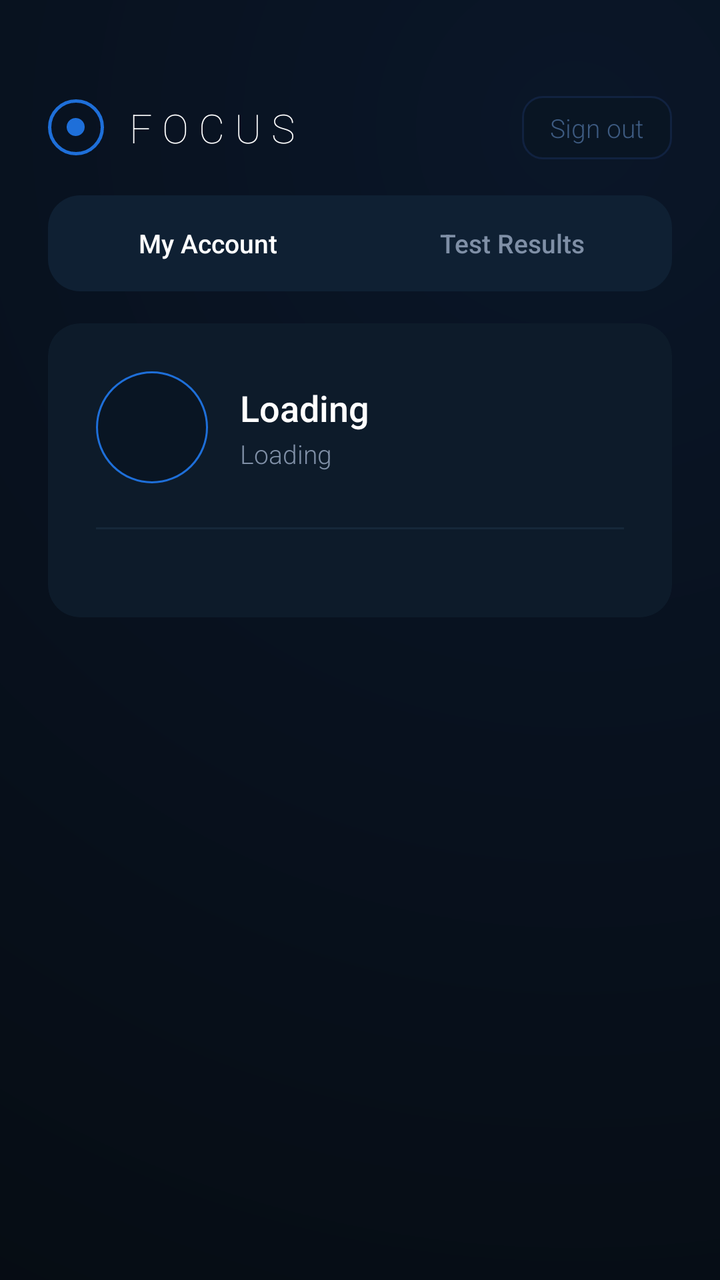
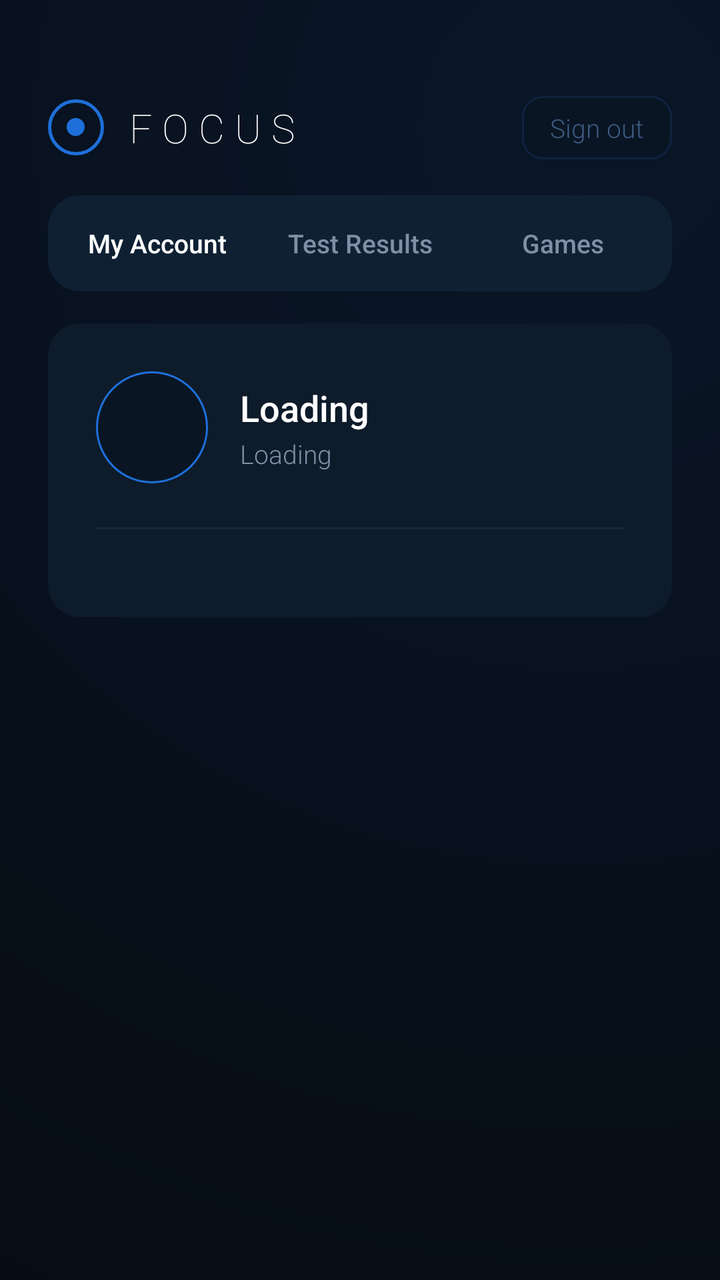

Screens rendered from an Android XML layout before and after an edit, with the pre-edit source and the edit as a unified diff.
<!-- AndroidManifest.xml: activity theme Theme.AppCompat.NoActionBar -->
<!-- res/layout/activity_main.xml -->
<?xml version="1.0" encoding="utf-8"?>
<androidx.constraintlayout.widget.ConstraintLayout
    xmlns:android="http://schemas.android.com/apk/res/android"
    xmlns:app="http://schemas.android.com/apk/res-auto"
    android:layout_width="match_parent"
    android:layout_height="match_parent"
    android:background="#050A0F">

    <View
        android:layout_width="0dp"
        android:layout_height="0dp"
        android:background="@drawable/bg_gradient_overlay"
        app:layout_constraintBottom_toBottomOf="parent"
        app:layout_constraintEnd_toEndOf="parent"
        app:layout_constraintStart_toStartOf="parent"
        app:layout_constraintTop_toTopOf="parent" />

    <LinearLayout
        android:id="@+id/brandContainer"
        android:layout_width="0dp"
        android:layout_height="wrap_content"
        android:layout_marginStart="24dp"
        android:layout_marginTop="48dp"
        android:layout_marginEnd="24dp"
        android:gravity="center_vertical"
        android:orientation="horizontal"
        app:layout_constraintEnd_toEndOf="parent"
        app:layout_constraintStart_toStartOf="parent"
        app:layout_constraintTop_toTopOf="parent">

        <FrameLayout
            android:layout_width="28dp"
            android:layout_height="28dp"
            android:layout_marginEnd="10dp">

            <View
                android:layout_width="28dp"
                android:layout_height="28dp"
                android:background="@drawable/bg_logo_ring" />

            <View
                android:layout_width="9dp"
                android:layout_height="9dp"
                android:layout_gravity="center"
                android:background="@drawable/ic_focus_dot" />
        </FrameLayout>

        <TextView
            android:layout_width="0dp"
            android:layout_height="wrap_content"
            android:layout_weight="1"
            android:fontFamily="sans-serif-thin"
            android:letterSpacing="0.25"
            android:text="FOCUS"
            android:textColor="#FFFFFF"
            android:textSize="20sp" />

        <TextView
            android:id="@+id/btnSignOut"
            android:layout_width="wrap_content"
            android:layout_height="wrap_content"
            android:background="@drawable/bg_signout_btn"
            android:fontFamily="sans-serif-light"
            android:paddingStart="14dp"
            android:paddingTop="7dp"
            android:paddingEnd="14dp"
            android:paddingBottom="7dp"
            android:text="Sign out"
            android:textColor="#3D5A80"
            android:textSize="13sp" />
    </LinearLayout>

    <LinearLayout
        android:id="@+id/tabContainer"
        android:layout_width="0dp"
        android:layout_height="48dp"
        android:layout_marginStart="24dp"
        android:layout_marginTop="18dp"
        android:layout_marginEnd="24dp"
        android:background="@drawable/bg_stat_tile"
        android:gravity="center"
        android:orientation="horizontal"
        android:padding="4dp"
        app:layout_constraintEnd_toEndOf="parent"
        app:layout_constraintStart_toStartOf="parent"
        app:layout_constraintTop_toBottomOf="@id/brandContainer">

        <TextView
            android:id="@+id/tabAccount"
            android:layout_width="0dp"
            android:layout_height="match_parent"
            android:layout_weight="1"
            android:gravity="center"
            android:text="My Account"
            android:textColor="#FFFFFF"
            android:textSize="13sp"
            android:fontFamily="sans-serif-medium" />

        <TextView
            android:id="@+id/tabTests"
            android:layout_width="0dp"
            android:layout_height="match_parent"
            android:layout_weight="1"
            android:gravity="center"
            android:text="Test Results"
            android:textColor="#7F8FA6"
            android:textSize="13sp"
            android:fontFamily="sans-serif-medium" />
    </LinearLayout>

    <ScrollView
        android:id="@+id/scrollContent"
        android:layout_width="0dp"
        android:layout_height="0dp"
        android:layout_marginTop="16dp"
        android:fillViewport="true"
        android:overScrollMode="never"
        app:layout_constraintBottom_toBottomOf="parent"
        app:layout_constraintEnd_toEndOf="parent"
        app:layout_constraintStart_toStartOf="parent"
        app:layout_constraintTop_toBottomOf="@id/tabContainer">

        <LinearLayout
            android:layout_width="match_parent"
            android:layout_height="wrap_content"
            android:orientation="vertical"
            android:paddingStart="24dp"
            android:paddingEnd="24dp"
            android:paddingBottom="32dp">

            <LinearLayout
                android:id="@+id/accountPage"
                android:layout_width="match_parent"
                android:layout_height="wrap_content"
                android:orientation="vertical">

                <androidx.cardview.widget.CardView
                    android:id="@+id/cardProfile"
                    android:layout_width="match_parent"
                    android:layout_height="wrap_content"
                    app:cardBackgroundColor="#0D1B2A"
                    app:cardCornerRadius="16dp"
                    app:cardElevation="0dp">

                    <LinearLayout
                        android:layout_width="match_parent"
                        android:layout_height="wrap_content"
                        android:orientation="vertical"
                        android:padding="24dp">

                        <LinearLayout
                            android:layout_width="match_parent"
                            android:layout_height="wrap_content"
                            android:gravity="center_vertical"
                            android:orientation="horizontal"
                            android:layout_marginBottom="22dp">

                            <FrameLayout
                                android:layout_width="56dp"
                                android:layout_height="56dp"
                                android:layout_marginEnd="16dp">

                                <View
                                    android:layout_width="56dp"
                                    android:layout_height="56dp"
                                    android:background="@drawable/bg_avatar" />

                                <TextView
                                    android:id="@+id/tvInitials"
                                    android:layout_width="wrap_content"
                                    android:layout_height="wrap_content"
                                    android:layout_gravity="center"
                                    android:fontFamily="sans-serif-medium"
                                    android:text=""
                                    android:textColor="#1E6FD9"
                                    android:textSize="20sp" />
                            </FrameLayout>

                            <LinearLayout
                                android:layout_width="0dp"
                                android:layout_height="wrap_content"
                                android:layout_weight="1"
                                android:orientation="vertical">

                                <TextView
                                    android:id="@+id/tvName"
                                    android:layout_width="wrap_content"
                                    android:layout_height="wrap_content"
                                    android:fontFamily="sans-serif-medium"
                                    android:text="Loading"
                                    android:textColor="#FFFFFF"
                                    android:textSize="18sp" />

                                <TextView
                                    android:id="@+id/tvEmail"
                                    android:layout_width="wrap_content"
                                    android:layout_height="wrap_content"
                                    android:layout_marginTop="2dp"
                                    android:fontFamily="sans-serif-light"
                                    android:text="Loading"
                                    android:textColor="#7F8FA6"
                                    android:textSize="13sp" />
                            </LinearLayout>
                        </LinearLayout>

                        <View
                            android:layout_width="match_parent"
                            android:layout_height="1dp"
                            android:layout_marginBottom="20dp"
                            android:background="#16283A" />

                        <LinearLayout
                            android:id="@+id/profileFields"
                            android:layout_width="match_parent"
                            android:layout_height="wrap_content"
                            android:orientation="vertical" />
                    </LinearLayout>
                </androidx.cardview.widget.CardView>
            </LinearLayout>

            <LinearLayout
                android:id="@+id/testsPage"
                android:layout_width="match_parent"
                android:layout_height="wrap_content"
                android:orientation="vertical"
                android:visibility="gone">

                <TextView
                    android:id="@+id/tvTestsTitle"
                    android:layout_width="wrap_content"
                    android:layout_height="wrap_content"
                    android:layout_marginBottom="12dp"
                    android:fontFamily="sans-serif-medium"
                    android:text="Test Results"
                    android:textColor="#FFFFFF"
                    android:textSize="20sp" />

                <LinearLayout
                    android:id="@+id/testResultsContainer"
                    android:layout_width="match_parent"
                    android:layout_height="wrap_content"
                    android:orientation="vertical" />
            </LinearLayout>
        </LinearLayout>
    </ScrollView>
</androidx.constraintlayout.widget.ConstraintLayout>
<!-- resources referenced by this layout -->
<resources>
  <!-- drawable bg_avatar (drawable) -->
  <?xml version="1.0" encoding="utf-8"?>
  <shape xmlns:android="http://schemas.android.com/apk/res/android"
      android:shape="oval">
      <solid android:color="#091523" />
      <stroke
          android:width="1dp"
          android:color="#1E6FD9" />
      <size android:width="56dp" android:height="56dp" />
  </shape>
  <!-- drawable bg_gradient_overlay (drawable) -->
  <shape xmlns:android="http://schemas.android.com/apk/res/android">
      <gradient
          android:type="radial"
          android:gradientRadius="800dp"
          android:centerX="0.8"
          android:centerY="0.1"
          android:startColor="#0A1628"
          android:endColor="#050A0F" />
  </shape>
  <!-- drawable bg_logo_ring (drawable) -->
  <?xml version="1.0" encoding="utf-8"?>
  <shape xmlns:android="http://schemas.android.com/apk/res/android"
      android:shape="oval">
      <solid android:color="#00000000" />
      <stroke
          android:width="1.5dp"
          android:color="#1E6FD9" />
      <size android:width="64dp" android:height="64dp" />
  </shape>
  <!-- drawable bg_signout_btn (drawable) -->
  <?xml version="1.0" encoding="utf-8"?>
  <shape xmlns:android="http://schemas.android.com/apk/res/android"
      android:shape="rectangle">
      <solid android:color="#091523" />
      <stroke
          android:width="1dp"
          android:color="#112240" />
      <corners android:radius="10dp" />
  </shape>
  <!-- drawable bg_stat_tile (drawable) -->
  <?xml version="1.0" encoding="utf-8"?>
  <shape xmlns:android="http://schemas.android.com/apk/res/android"
      android:shape="rectangle">
      <solid android:color="#0F2033"/>
      <corners android:radius="16dp"/>
  </shape>
  <!-- drawable ic_focus_dot (drawable) -->
  <?xml version="1.0" encoding="utf-8"?>
  <shape xmlns:android="http://schemas.android.com/apk/res/android"
      android:shape="oval">
      <solid android:color="#1E6FD9" />
      <size android:width="20dp" android:height="20dp" />
  </shape>
</resources>

<!-- the commit's change to res/layout/activity_main.xml (unified diff, before → after) -->
@@ -106,6 +106,17 @@
             android:textColor="#7F8FA6"
             android:textSize="13sp"
             android:fontFamily="sans-serif-medium" />
+
+        <TextView
+            android:id="@+id/tabGames"
+            android:layout_width="0dp"
+            android:layout_height="match_parent"
+            android:layout_weight="1"
+            android:gravity="center"
+            android:text="Games"
+            android:textColor="#7F8FA6"
+            android:textSize="13sp"
+            android:fontFamily="sans-serif-medium" />
     </LinearLayout>
 
     <ScrollView
